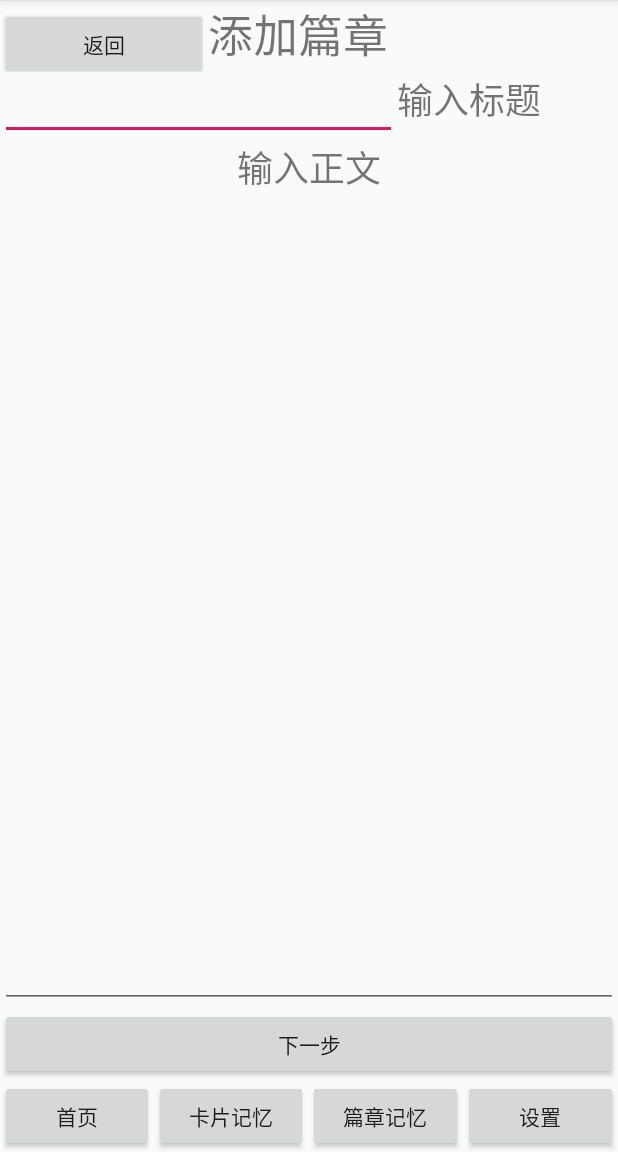
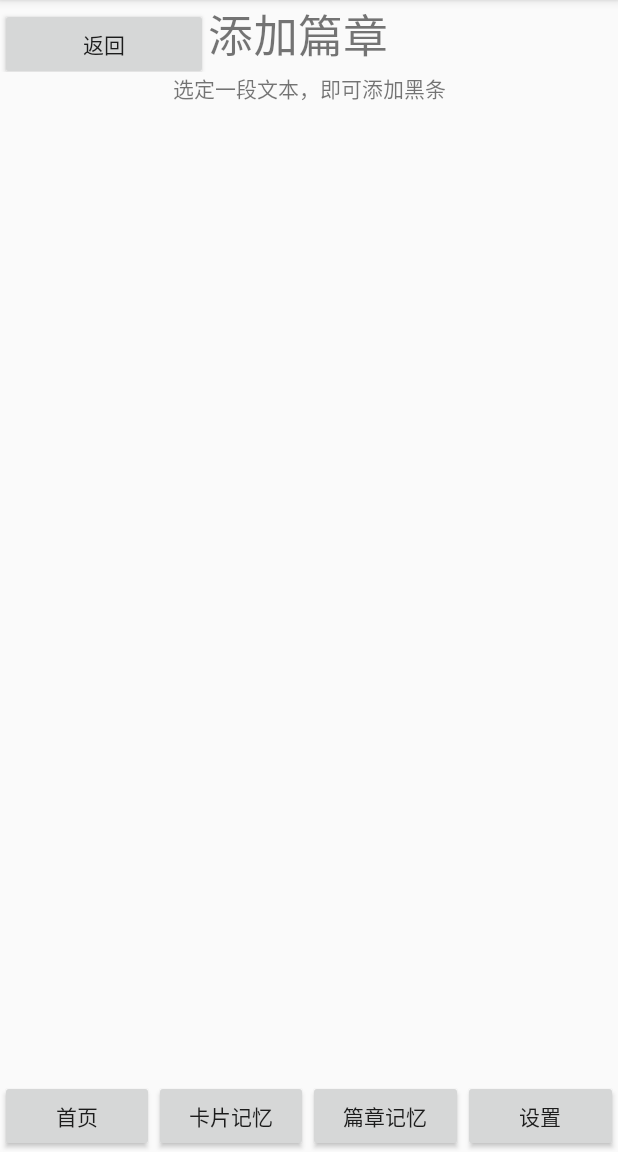
Before and after one commit to zhang-wang-xu/memhelper, an Android app: the AddPassageActivity screen opened directly, with no data from a screen before it, after a tap on "下一步", on a phone screen of 412 x 824 dp, the part 84-1236 px from its top. Run offline under Robolectric (Android 15) with nearby library versions, the phone set to English and light mode, and no system bars.

Commit message:
添加黑条模块

```diff
--- a/app/src/main/AndroidManifest.xml
+++ b/app/src/main/AndroidManifest.xml
@@ -9,7 +9,8 @@
         android:roundIcon="@mipmap/ic_launcher_round"
         android:supportsRtl="true"
         android:theme="@style/AppTheme">
-        <activity android:name=".activity.AddPassageActivity"></activity>
+        <activity android:name=".activity.AddBarActivity"></activity>
+        <activity android:name=".activity.AddPassageActivity" />
         <activity android:name=".activity.MainActivity">
             <intent-filter>
                 <action android:name="android.intent.action.MAIN" />
@@ -17,7 +18,7 @@
                 <category android:name="android.intent.category.LAUNCHER" />
             </intent-filter>
         </activity>
-        <activity android:name=".activity.PassageActivity"></activity>
+        <activity android:name=".activity.PassageActivity" />
     </application>
 
 </manifest>
--- /dev/null
+++ b/app/src/main/java/com/example/memhelper/activity/AddBarActivity.java
@@ -0,0 +1,49 @@
+package com.example.memhelper.activity;
+
+import androidx.appcompat.app.AppCompatActivity;
+
+import android.content.Intent;
+import android.os.Bundle;
+import android.view.View;
+import android.widget.Button;
+import android.widget.TextView;
+
+import com.example.memhelper.R;
+import com.example.memhelper.entity.Passage;
+import com.example.memhelper.view.PassageView;
+
+public class AddBarActivity extends AppCompatActivity {
+    Button butBack;
+    Button butFinish;
+    Button butAddRandom;
+    PassageView texPassage;
+
+    @Override
+    protected void onCreate(Bundle savedInstanceState) {
+        super.onCreate(savedInstanceState);
+        setContentView(R.layout.activity_add_bar);
+        initButBack();
+        initTexPassage();
+
+
+    }
+
+    private void initTexPassage(){
+        texPassage = findViewById(R.id.tex_addbar_passage);
+        Intent intent = getIntent();
+        Bundle bundle = intent.getExtras();
+        Passage passage = (Passage)bundle.getSerializable("passage");
+        //texPassage.setText(passage.getContent());
+    }
+
+    private void initButBack(){
+        butBack = findViewById(R.id.but_add_back);
+        butBack.setOnClickListener(new View.OnClickListener() {
+            @Override
+            public void onClick(View v) {
+                Intent intent = new Intent(AddBarActivity.this, AddPassageActivity.class);
+                startActivity(intent);
+            }
+        });
+    }
+}
--- a/app/src/main/java/com/example/memhelper/activity/AddPassageActivity.java
+++ b/app/src/main/java/com/example/memhelper/activity/AddPassageActivity.java
@@ -35,7 +35,12 @@ public class AddPassageActivity extends AppCompatActivity {
         String title = ediAddTitle.getText() + "";
         String content = ediAddContent.getText() + "";
         Passage passage = new Passage(title, content);
-        dbUtil.insertPassage(passage);
+        //dbUtil.insertPassage(passage);
+        Intent intent = new Intent(this, AddBarActivity.class);
+        Bundle bundle = new Bundle();
+        bundle.putSerializable("passage", passage);
+        intent.putExtras(bundle);
+        startActivity(intent);
     }
 
     //初始化返回按钮
--- a/app/src/main/java/com/example/memhelper/entity/Passage.java
+++ b/app/src/main/java/com/example/memhelper/entity/Passage.java
@@ -1,6 +1,8 @@
 package com.example.memhelper.entity;
 
-public class Passage {
+import java.io.Serializable;
+
+public class Passage implements Serializable {
     private int passageId;
     private String title;
     private String content;
--- /dev/null
+++ b/app/src/main/java/com/example/memhelper/view/PassageView.java
@@ -0,0 +1,64 @@
+package com.example.memhelper.view;
+
+import android.content.Context;
+import android.graphics.Canvas;
+import android.graphics.Color;
+import android.graphics.Paint;
+import android.graphics.PointF;
+import android.util.AttributeSet;
+import android.view.MotionEvent;
+import android.view.View;
+
+import androidx.annotation.Nullable;
+
+import java.util.ArrayList;
+
+public class PassageView extends View {
+    Paint paint;
+    private ArrayList<PointF> graphics = new ArrayList<PointF>();
+    PointF point;
+
+    public PassageView(Context context) {
+        super(context);
+        paint = new Paint(); //设置一个笔刷大小是3的黄色的画笔
+        paint.setColor(Color.BLACK);
+        paint.setStrokeJoin(Paint.Join.ROUND);
+        paint.setStrokeCap(Paint.Cap.ROUND);
+        paint.setStrokeWidth(3);
+    }
+
+    public PassageView(Context context, @Nullable AttributeSet attrs) {
+        super(context, attrs);
+        paint = new Paint(); //设置一个笔刷大小是3的黄色的画笔
+        paint.setColor(Color.RED);
+        paint.setStrokeJoin(Paint.Join.ROUND);
+        paint.setStrokeCap(Paint.Cap.ROUND);
+        paint.setStrokeWidth(3);
+    }
+
+    public PassageView(Context context, @Nullable AttributeSet attrs, int defStyleAttr) {
+        super(context, attrs, defStyleAttr);
+        paint = new Paint(); //设置一个笔刷大小是3的黄色的画笔
+        paint.setColor(Color.BLUE);
+        paint.setStrokeJoin(Paint.Join.ROUND);
+        paint.setStrokeCap(Paint.Cap.ROUND);
+        paint.setStrokeWidth(3);
+    }
+
+
+
+    @Override
+    public boolean onTouchEvent(MotionEvent event) {
+        graphics.add(new PointF(event.getX(),event.getY()));
+        System.out.println(event.getX() + " " + event.getY());
+        invalidate(); //重新绘制区域
+        return true;
+    }
+    //在这里我们将测试canvas提供的绘制图形方法
+    @Override
+    protected void onDraw(Canvas canvas) {
+        for (PointF point : graphics) {
+            canvas.drawPoint(point.x, point.y, paint);
+        }
+    }
+}
--- /dev/null
+++ b/app/src/main/res/layout/activity_add_bar.xml
@@ -0,0 +1,114 @@
+<?xml version="1.0" encoding="utf-8"?>
+<LinearLayout xmlns:android="http://schemas.android.com/apk/res/android"
+    android:orientation="vertical" android:layout_width="match_parent"
+    android:layout_height="match_parent">
+
+    <LinearLayout
+        android:layout_width="match_parent"
+        android:layout_height="match_parent"
+        android:orientation="vertical">
+
+        <LinearLayout
+            android:id="@+id/addpassage_header"
+            android:layout_width="match_parent"
+            android:layout_height="wrap_content"
+            android:layout_weight="0"
+            android:orientation="horizontal">
+
+            <Button
+                android:id="@+id/but_add_back"
+                android:layout_width="wrap_content"
+                android:layout_height="wrap_content"
+                android:layout_weight="1"
+                android:text="@string/back" />
+
+            <TextView
+                android:id="@+id/textView2"
+                android:layout_width="wrap_content"
+                android:layout_height="match_parent"
+                android:layout_weight="2"
+                android:text="@string/add_passage"
+                android:textSize="30sp" />
+
+            <TextView
+                android:id="@+id/textView3"
+                android:layout_width="wrap_content"
+                android:layout_height="match_parent"
+                android:layout_weight="1" />
+        </LinearLayout>
+
+        <LinearLayout
+            android:id="@+id/addpassage_body"
+            android:layout_width="match_parent"
+            android:layout_height="549dp"
+            android:layout_weight="1"
+            android:orientation="vertical">
+
+            <LinearLayout
+                android:id="@+id/lay_addcontent"
+                android:layout_width="match_parent"
+                android:layout_height="match_parent"
+                android:orientation="vertical">
+
+                <TextView
+                    android:id="@+id/textView5"
+                    android:layout_width="match_parent"
+                    android:layout_height="wrap_content"
+                    android:gravity="center"
+                    android:text="@string/add_bar_prompt"
+                    android:textSize="14sp" />
+
+                <com.example.memhelper.view.PassageView
+                    android:id="@+id/tex_addbar_passage"
+                    android:layout_width="match_parent"
+                    android:layout_height="match_parent"
+                    android:text="TextView"
+                    android:textSize="24sp" />
+
+                <LinearLayout
+                    android:layout_width="match_parent"
+                    android:layout_height="wrap_content"
+                    android:orientation="horizontal"
+                    android:visibility="visible">
+
+                    <Button
+                        android:id="@+id/but_addbar_random"
+                        android:layout_width="wrap_content"
+                        android:layout_height="wrap_content"
+                        android:layout_weight="1"
+                        android:text="@string/add_random" />
+
+                    <Button
+                        android:id="@+id/but_addbar_finish"
+                        android:layout_width="wrap_content"
+                        android:layout_height="wrap_content"
+                        android:layout_weight="1"
+                        android:text="@string/finish" />
+
+                    <Button
+                        android:id="@+id/but_addbar_cancel"
+                        android:layout_width="wrap_content"
+                        android:layout_height="wrap_content"
+                        android:layout_weight="1"
+                        android:text="@string/cancel" />
+                </LinearLayout>
+
+            </LinearLayout>
+
+        </LinearLayout>
+
+        <LinearLayout
+            android:layout_width="match_parent"
+            android:layout_height="wrap_content"
+            android:layout_weight="0"
+            android:orientation="vertical"
+            android:visibility="visible">
+
+            <include
+                layout="@layout/footer"
+                android:layout_width="match_parent"
+                android:layout_height="wrap_content" />
+        </LinearLayout>
+
+    </LinearLayout>
+</LinearLayout>
--- a/app/src/main/res/values/strings.xml
+++ b/app/src/main/res/values/strings.xml
@@ -10,4 +10,8 @@
     <string name="write_title">输入标题</string>
     <string name="write_content">输入正文</string>
     <string name="proceed">下一步</string>
+    <string name="add_bar_prompt">选定一段文本，即可添加黑条</string>
+    <string name="add_random">随机添加黑条</string>
+    <string name="finish">完成</string>
+    <string name="cancel">取消</string>
 </resources>
```
